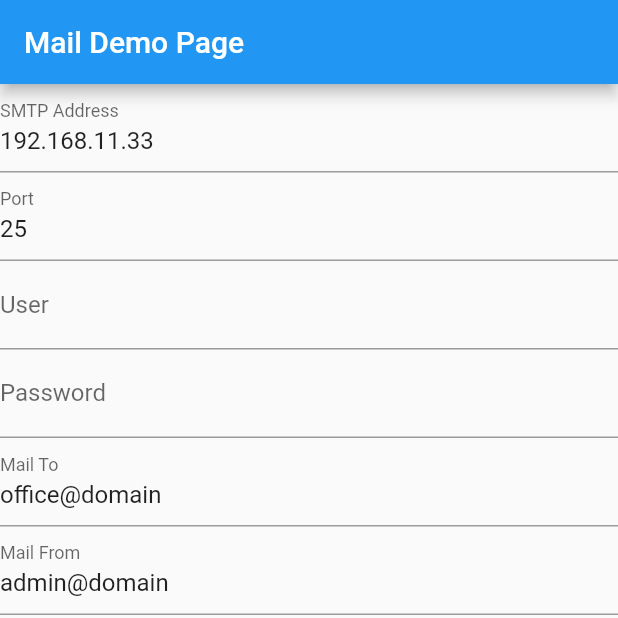
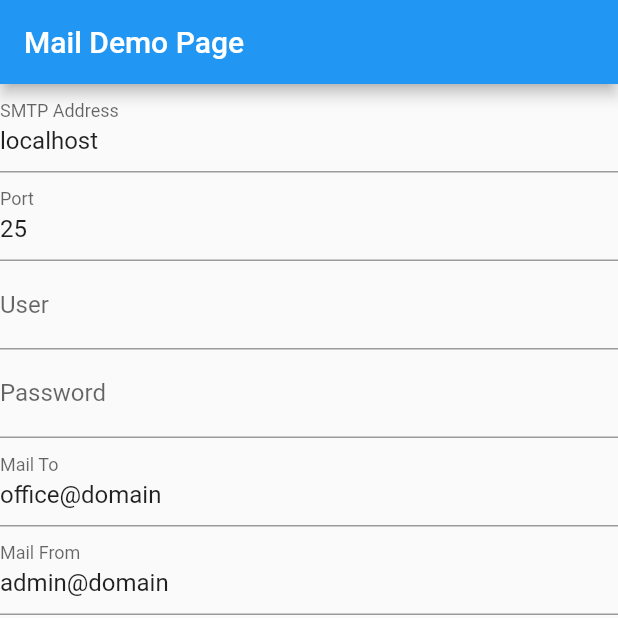
Before and after one commit to dmc/mail_app, a Flutter app: the screen it shows after launch, on a phone screen of 412 x 824 dp, the top half of it. Run offline on Flutter 3.47's test engine with Material 2 defaults, Android fonts, the phone set to English and light mode, and no system bars; missing offline and left inert: mailer.

Commit message:
fix typo and default host value

```diff
--- a/lib/main.dart
+++ b/lib/main.dart
@@ -31,7 +31,7 @@ class MailHomePage extends StatefulWidget {
 
 class _SmtpServerOption {
   int port = 25;
-  String host = '192.168.11.33';
+  String host = 'localhost';
   bool ignoreBadCertificate = true;
   bool ssl = false;
   bool allowInsecure = true;
```
Also changed, not shown: 1 other file.
